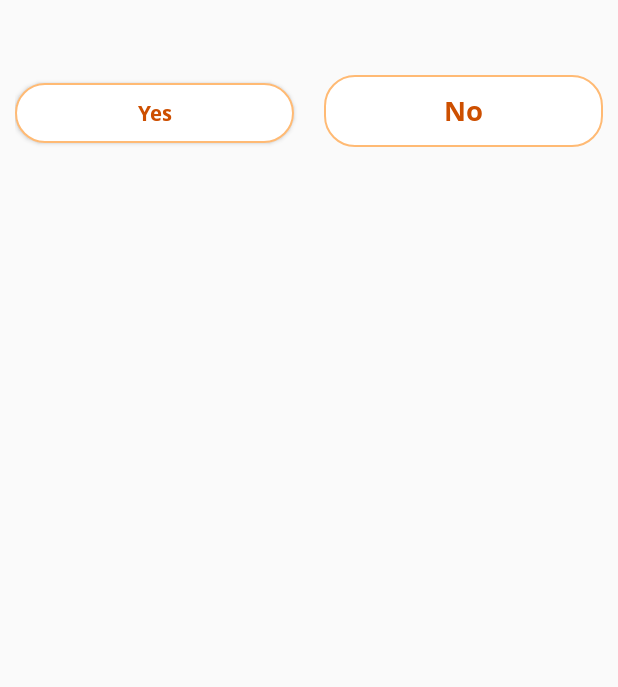
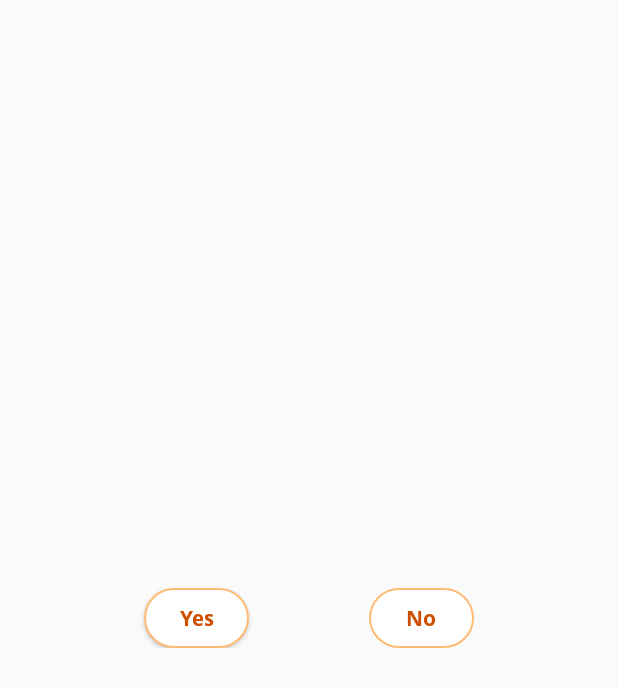
Before and after one commit to anyemiuser/OmOwner-master-110819-1131, an Android app: the layout alert_layout1.xml on its own in the app's theme, with its tools: preview values and no code run, on a phone screen of 412 x 824 dp. Shown: the top 687 px of the screen. Run offline under Robolectric (Android 15) with nearby library versions, the phone set to English and light mode, and no system bars.

Commit message:
omroomreceptionist_new

```diff
--- a/app/src/main/java/org/sairaa/omowner/NewBooking/Adapter/RoomTypeViewHolder.java
+++ b/app/src/main/java/org/sairaa/omowner/NewBooking/Adapter/RoomTypeViewHolder.java
@@ -83,6 +83,7 @@ class RoomTypeViewHolder extends RecyclerView.ViewHolder {
         else {
           //  add.setVisibility(View.VISIBLE);
             RmTypeLl.setVisibility(View.VISIBLE);
+            noroomsleft.setVisibility(View.INVISIBLE);
         }
 
         add.setOnClickListener(new View.OnClickListener() {
--- a/app/src/main/res/layout/activity_raise_issue.xml
+++ b/app/src/main/res/layout/activity_raise_issue.xml
@@ -71,7 +71,7 @@
         android:layout_marginStart="8dp"
         android:layout_marginEnd="8dp"
         android:layout_marginBottom="8dp"
-        android:text="Raise Issue"
+        android:text="Submit"
         style="@style/buttonStyle"
         />
 </LinearLayout>
--- a/app/src/main/res/layout/alert_layout1.xml
+++ b/app/src/main/res/layout/alert_layout1.xml
@@ -45,33 +45,33 @@
         android:visibility="gone"/>
 <LinearLayout
     android:layout_width="match_parent"
-    android:layout_height="match_parent"
+    android:layout_height="wrap_content"
     android:layout_marginTop="50dp"
     android:layout_marginBottom="50dp"
     android:layout_marginLeft="10dp"
-    android:layout_marginRight="10dp">
+    android:layout_marginRight="10dp"
+    android:layout_gravity="center"
+    android:gravity="center">
 
     <Button
         android:id="@+id/pay_at_hotel"
         style="@style/buttonStyle"
-        android:layout_weight="1"
-        android:layout_width="0dp"
+        android:layout_width="70dp"
         android:layout_height="40dp"
-        android:layout_marginRight="10dp"
+        android:layout_marginRight="40dp"
         android:text="Yes"
         android:theme="@style/AppTheme.CustomButton"
+
         />
 
     <TextView
         android:id="@+id/cancel_text"
         style="@style/buttonStyle"
-        android:layout_weight="1"
-        android:layout_width="0dp"
+        android:layout_width="70dp"
         android:gravity="center"
-        android:layout_marginLeft="10dp"
-        android:layout_height="wrap_content"
+        android:layout_marginLeft="40dp"
+        android:layout_height="40dp"
         android:text="No"
-        android:textSize="18sp"
         android:theme="@style/AppTheme.CustomButton"
       />
 </LinearLayout>
--- a/app/src/main/res/layout/cancel_bottom_nav.xml
+++ b/app/src/main/res/layout/cancel_bottom_nav.xml
@@ -237,7 +237,7 @@
         android:layout_marginRight="10dp"
         android:layout_width="match_parent"
         android:layout_height="wrap_content"
-        android:text="Cancel This Booking" />
+        android:text="Cancel Booking" />
 
 </LinearLayout>
 
```
Also changed, not shown: app/src/main/java/org/sairaa/omowner/BookingDetails/BookingDetailsHolder.java (+52 -20 lines), app/src/main/java/org/sairaa/omowner/RaiseIssue/RaiseIssueActivity.java (+25 -8 lines).
